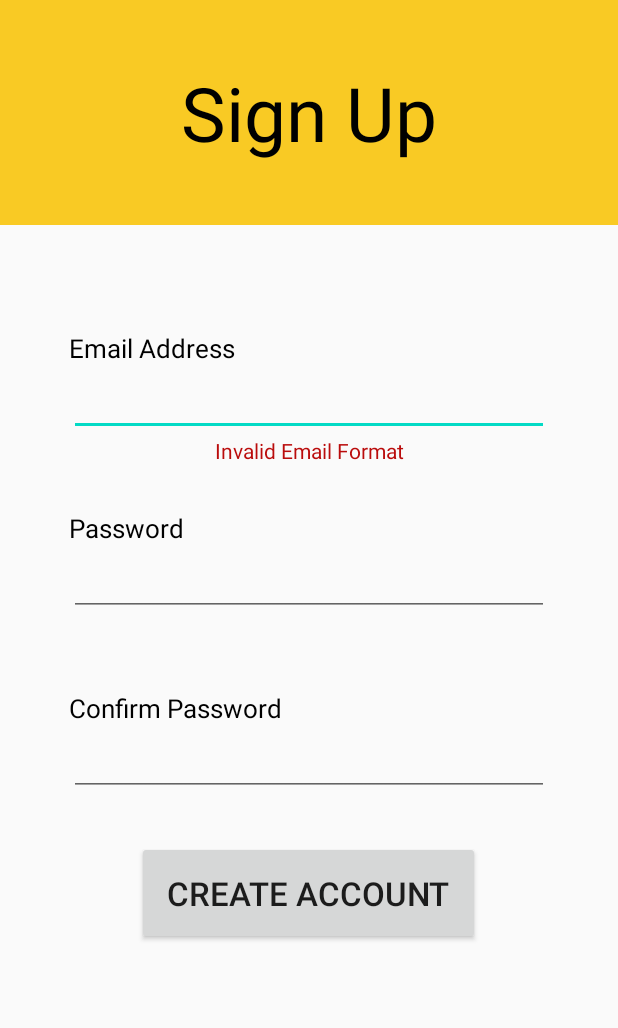
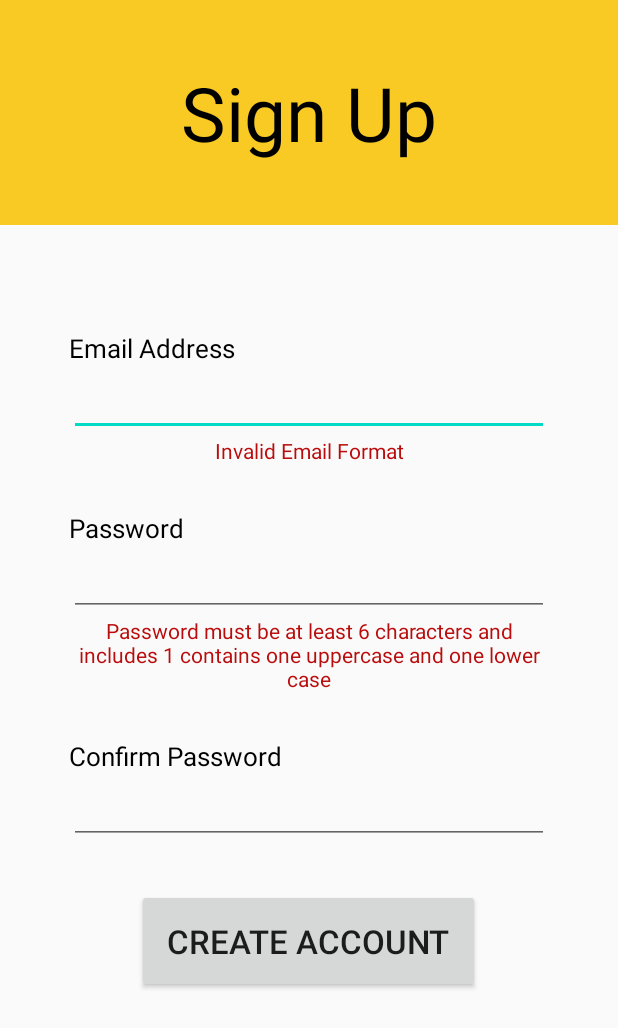
Before and after one commit to muaadra/QuickCash, an Android app: the SignUp screen opened directly, with no data from a screen before it, after a tap on "CREATE ACCOUNT", on a phone screen of 412 x 824 dp. Shown: the top 1028 px of the screen. Run offline under Robolectric (Android 15) with nearby library versions, the phone set to English and light mode, and no system bars.

Commit message:
refactor: US-4

```diff
--- a/app/src/main/res/values/strings.xml
+++ b/app/src/main/res/values/strings.xml
@@ -2,5 +2,7 @@
     <string name="app_name">QuickCash</string>
     <string name="registration">Registration</string>
     <string name="InvalidEmail">Invalid Email Format</string>
+    <string name="InvalidPassword">Password must be at least 6 characters and includes
+    1 contains one uppercase and one lower case</string>
 
 </resources>
```
